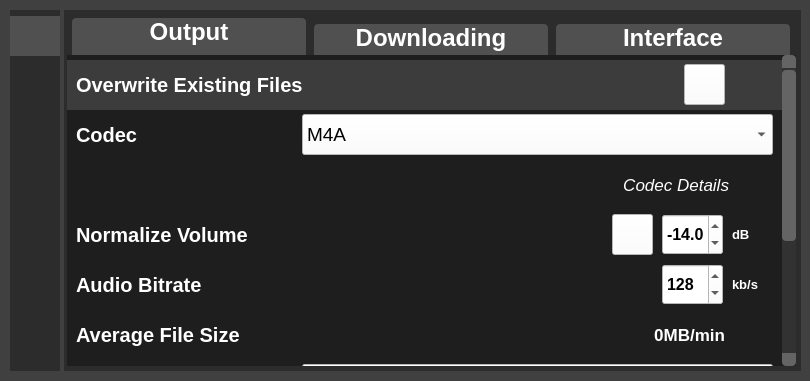
Qt form Spotify Downloader/SpotifyDownloader.ui (WilliamSchack/Spotify-Downloader) before a commit.
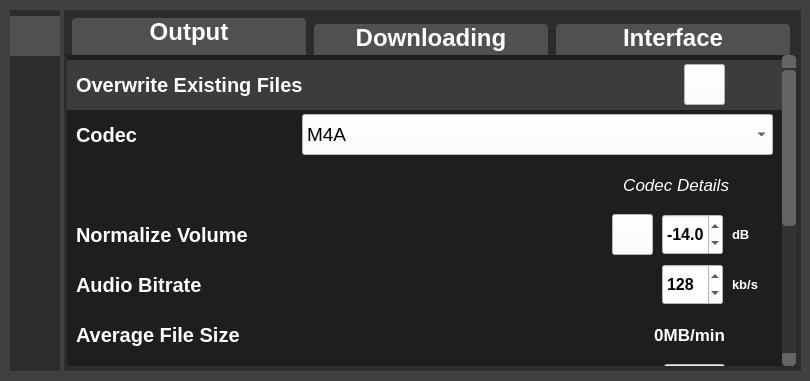
The same form after that commit. The open tabs and pages were chosen to show the change. Icons and pictures are not drawn. Custom widgets are drawn as their Qt base class.

Commit message: Added artist seperator option

What changed in the file:
```diff
--- a/Spotify Downloader/SpotifyDownloader.ui
+++ b/Spotify Downloader/SpotifyDownloader.ui
@@ -517,9 +517,9 @@
         <property name="geometry">
          <rect>
           <x>0</x>
-          <y>0</y>
+          <y>-205</y>
           <width>715</width>
-          <height>525</height>
+          <height>577</height>
          </rect>
         </property>
         <property name="styleSheet">
@@ -1071,6 +1071,80 @@
            </item>
           </layout>
          </item>
+         <item>
+          <layout class="QHBoxLayout" name="ArtistSeparatorSettingLayout">
+           <property name="rightMargin">
+            <number>48</number>
+           </property>
+           <item>
+            <widget class="QLabel" name="ArtistSeparatorLabel">
+             <property name="minimumSize">
+              <size>
+               <width>0</width>
+               <height>41</height>
+              </size>
+             </property>
+             <property name="font">
+              <font>
+               <family>Segoe UI</family>
+               <pointsize>15</pointsize>
+               <bold>true</bold>
+              </font>
+             </property>
+             <property name="styleSheet">
+              <string notr="true">color: rgb(255, 255, 255);
+background-color: rgba(0, 0, 0, 0);</string>
+             </property>
+             <property name="text">
+              <string>Artist Separator</string>
+             </property>
+             <property name="alignment">
+              <set>Qt::AlignLeading|Qt::AlignLeft|Qt::AlignVCenter</set>
+             </property>
+            </widget>
+           </item>
+           <item>
+            <widget class="QLineEdit" name="ArtistSeparatorInput">
+             <property name="minimumSize">
+              <size>
+               <width>0</width>
+               <height>41</height>
+              </size>
+             </property>
+             <property name="maximumSize">
+              <size>
+               <width>61</width>
+               <height>41</height>
+              </size>
+             </property>
+             <property name="font">
+              <font>
+               <pointsize>14</pointsize>
+              </font>
+             </property>
+             <property name="mouseTracking">
+              <bool>false</bool>
+             </property>
+             <property name="toolTip">
+              <string>&lt;html&gt;&lt;head/&gt;&lt;body&gt;&lt;p&gt;Sets the seperator between artists in the metadata&lt;/p&gt;&lt;p&gt;&amp;quot;;&amp;quot;&lt;span style=&quot; font-weight:700;&quot;&gt; Recommended for the most compatibility&lt;/span&gt;&lt;/p&gt;&lt;/body&gt;&lt;/html&gt;</string>
+             </property>
+             <property name="styleSheet">
+              <string notr="true">background-color: rgb(255, 255, 255);
+selection-background-color: rgb(0, 120, 215);</string>
+             </property>
+             <property name="text">
+              <string>;</string>
+             </property>
+             <property name="frame">
+              <bool>true</bool>
+             </property>
+             <property name="placeholderText">
+              <string/>
+             </property>
+            </widget>
+           </item>
+          </layout>
+         </item>
          <item>
           <layout class="QHBoxLayout" name="TrackNumberSettingLayout">
            <item>
```
The commit also changes 3 other files.
